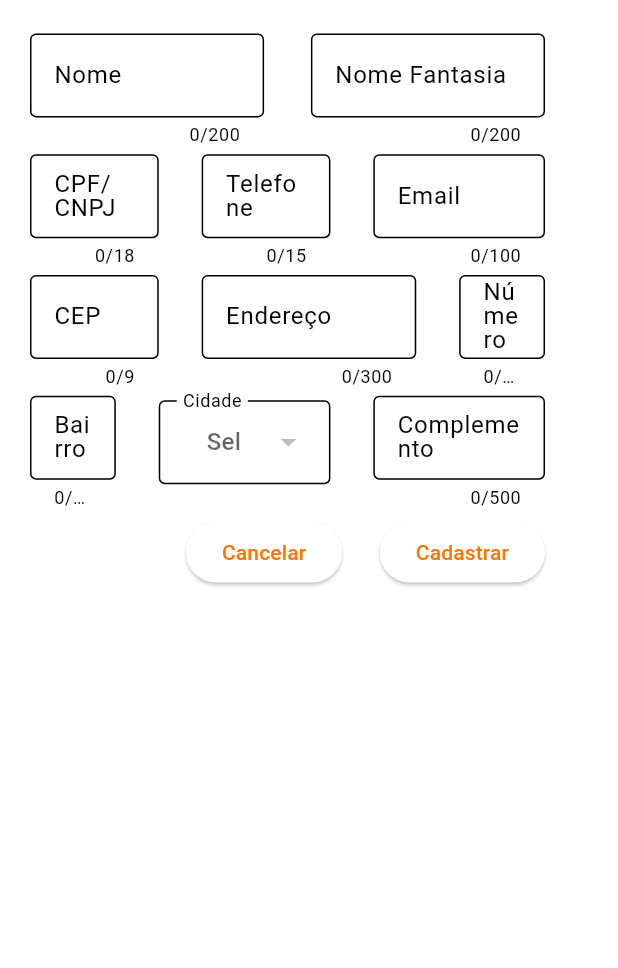
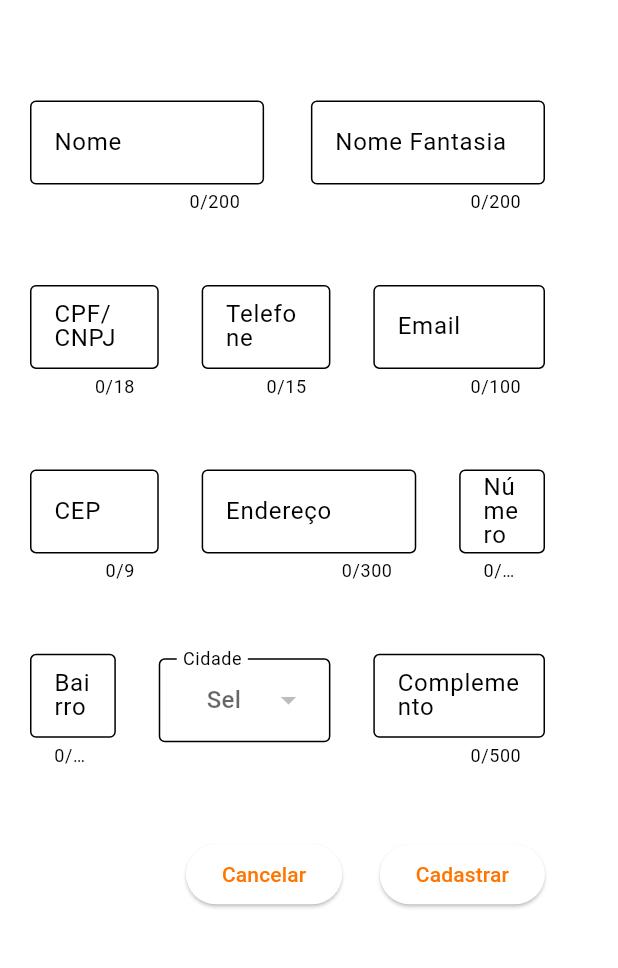
Before and after one commit to andreschenato/stoqja, a Flutter app: the CamposFormCliente widget shown alone on an empty page, opened directly, on a phone screen of 412 x 824 dp, the part 84-1052 px from its top. Run offline on Flutter 3.47's test engine with Material 3 defaults, Android fonts, the phone set to English and light mode, and no system bars; our stand-ins replace brasil_fields, dropdown_button2; missing offline and left inert: mysql_client, super_sliver_list.

```diff
--- a/lib/widgets/campos_form_cliente.dart
+++ b/lib/widgets/campos_form_cliente.dart
@@ -48,10 +48,10 @@ class _CamposFormClienteState extends State<CamposFormCliente> {
       formKey: formKey,
       components: [
         SizedBox(
-          height: MediaQuery.of(context).size.height / 2.2,
+          height: MediaQuery.of(context).size.height / 1.3,
           width: MediaQuery.of(context).size.width / 1.2,
           child: Column(
-            mainAxisAlignment: MainAxisAlignment.spaceAround,
+            mainAxisAlignment: MainAxisAlignment.spaceEvenly,
             children: [
               Row(
                 mainAxisAlignment: MainAxisAlignment.spaceAround,
```
Also changed, not shown: 2 other files.
